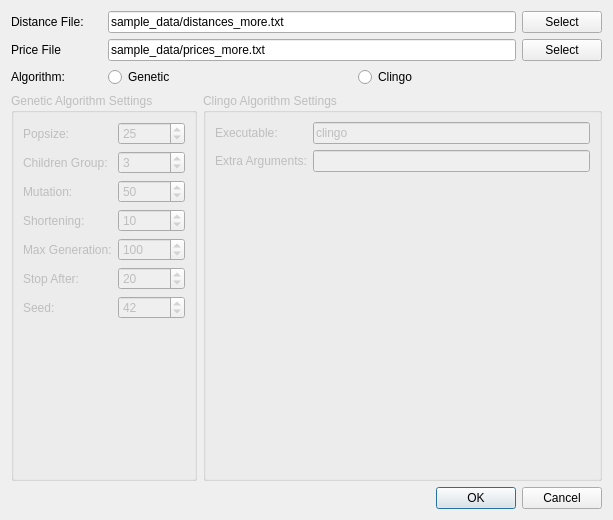
Above: gui/ui_opendialog.ui from domoritz/informaticup-2012 before the change. Below: the same form after it.
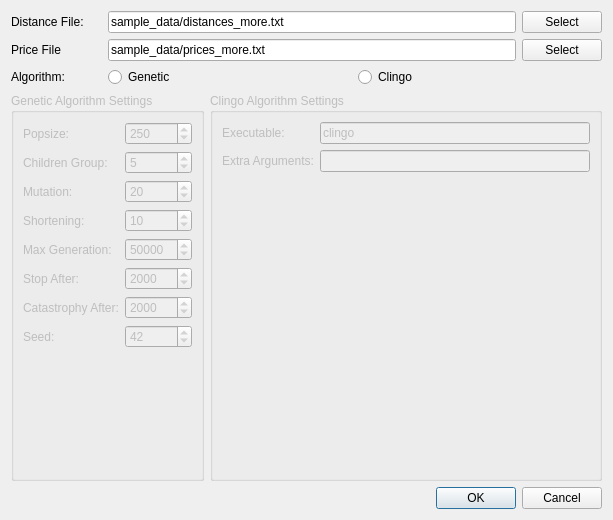
That is the form after the change.

Commit message: catastrophy and new data in opendialog

What changed in the file:
```diff
--- a/gui/ui_opendialog.ui
+++ b/gui/ui_opendialog.ui
@@ -101,7 +101,7 @@
            <number>1000000</number>
           </property>
           <property name="value">
-           <number>25</number>
+           <number>250</number>
           </property>
          </widget>
         </item>
@@ -118,7 +118,7 @@
            <number>1000000</number>
           </property>
           <property name="value">
-           <number>3</number>
+           <number>5</number>
           </property>
          </widget>
         </item>
@@ -135,7 +135,7 @@
            <number>1000000</number>
           </property>
           <property name="value">
-           <number>50</number>
+           <number>20</number>
           </property>
          </widget>
         </item>
@@ -169,18 +169,18 @@
            <number>1000000</number>
           </property>
           <property name="value">
-           <number>100</number>
+           <number>50000</number>
           </property>
          </widget>
         </item>
-        <item row="6" column="0">
+        <item row="7" column="0">
          <widget class="QLabel" name="label_10">
           <property name="text">
            <string>Seed:</string>
           </property>
          </widget>
         </item>
-        <item row="6" column="1">
+        <item row="7" column="1">
          <widget class="QSpinBox" name="seedEdit">
           <property name="maximum">
            <number>1000000</number>
@@ -203,7 +203,24 @@
            <number>1000000</number>
           </property>
           <property name="value">
-           <number>20</number>
+           <number>2000</number>
+          </property>
+         </widget>
+        </item>
+        <item row="6" column="0">
+         <widget class="QLabel" name="label_4">
+          <property name="text">
+           <string>Catastrophy After:</string>
+          </property>
+         </widget>
+        </item>
+        <item row="6" column="1">
+         <widget class="QSpinBox" name="catastrophyEdit">
+          <property name="maximum">
+           <number>1000000</number>
+          </property>
+          <property name="value">
+           <number>2000</number>
           </property>
          </widget>
         </item>
```
The commit also changes 2 other files.
